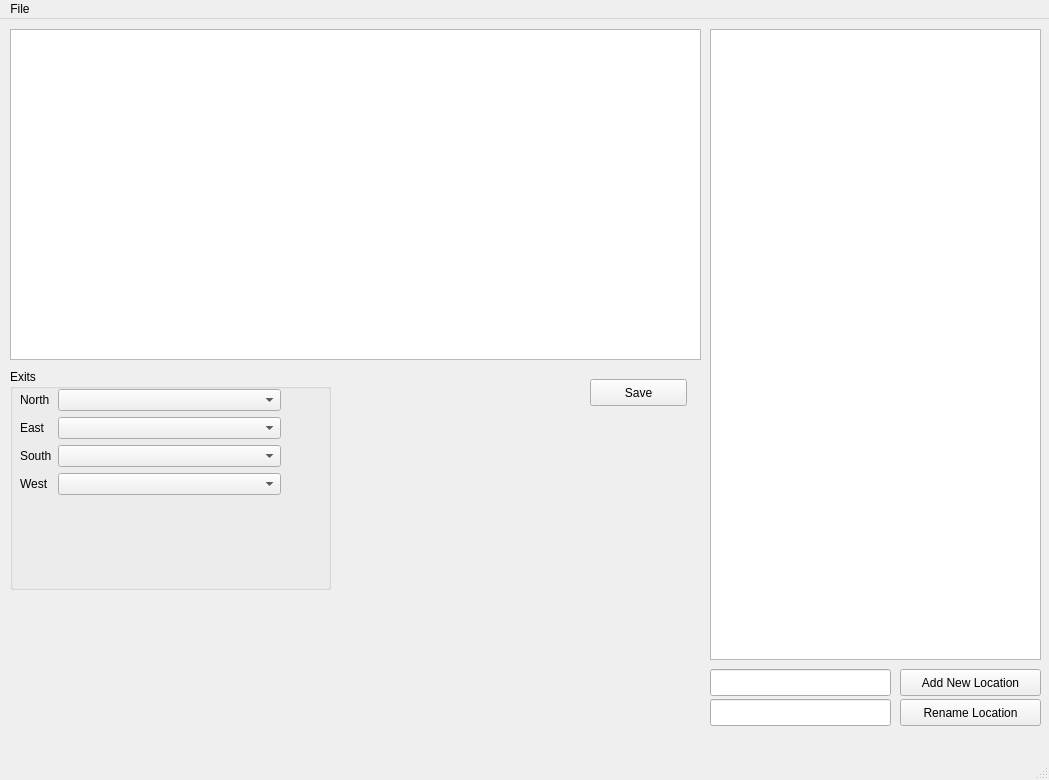
Before: the Qt Designer form tools/GameEditor/GameEditor.ui in JeremyLWright/game-components, drawn with Qt 5.
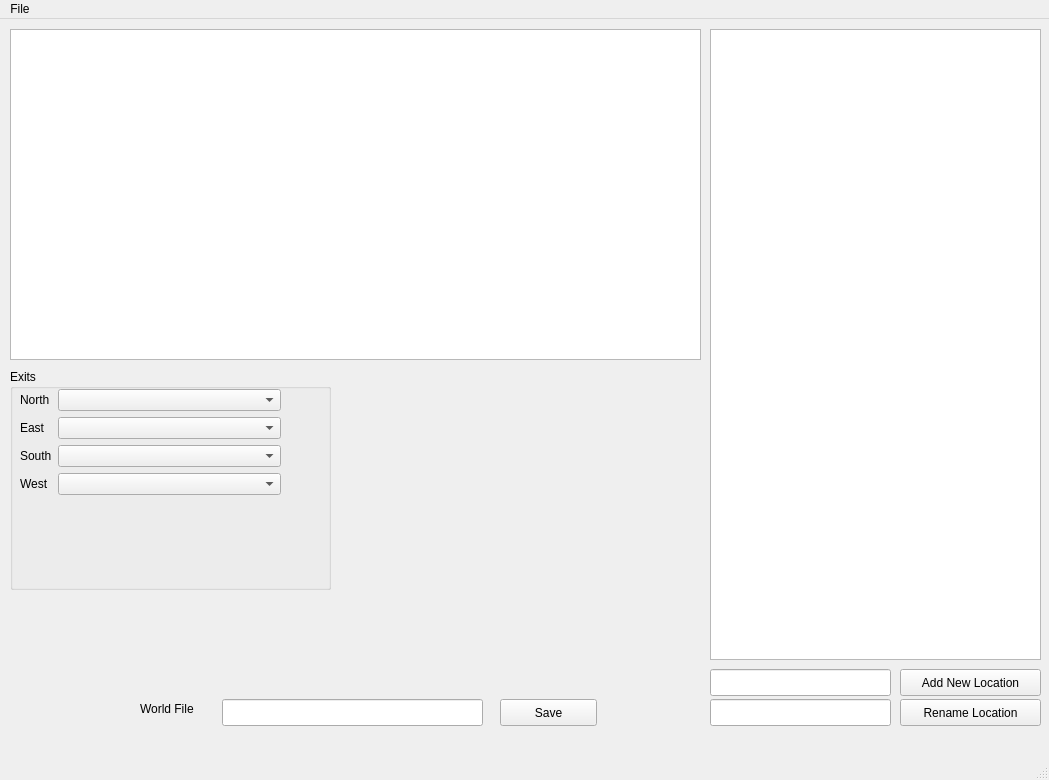
After: the same form once the commit is applied.

Commit message: Editor is usable.

```diff
--- a/tools/GameEditor/GameEditor.ui
+++ b/tools/GameEditor/GameEditor.ui
@@ -30,8 +30,8 @@
    <widget class="QPushButton" name="buttonSaveDescription">
     <property name="geometry">
      <rect>
-      <x>590</x>
-      <y>360</y>
+      <x>500</x>
+      <y>680</y>
       <width>97</width>
       <height>27</height>
      </rect>
@@ -167,6 +167,29 @@
      </rect>
     </property>
    </widget>
+   <widget class="QLineEdit" name="lineEditFilename">
+    <property name="geometry">
+     <rect>
+      <x>222</x>
+      <y>680</y>
+      <width>261</width>
+      <height>27</height>
+     </rect>
+    </property>
+   </widget>
+   <widget class="QLabel" name="label_5">
+    <property name="geometry">
+     <rect>
+      <x>140</x>
+      <y>680</y>
+      <width>101</width>
+      <height>20</height>
+     </rect>
+    </property>
+    <property name="text">
+     <string>World File</string>
+    </property>
+   </widget>
   </widget>
   <widget class="QMenuBar" name="menubar">
    <property name="geometry">
```
The commit also changes 4 other files.
